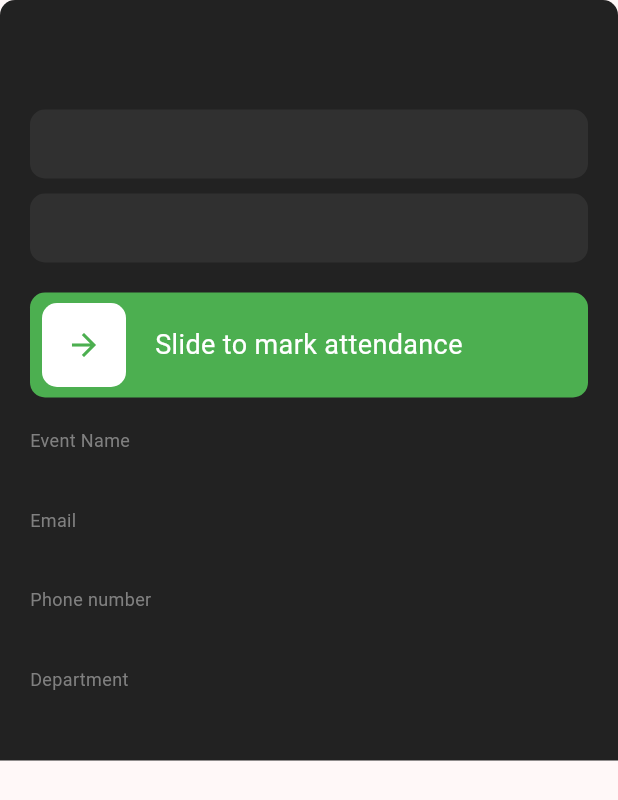
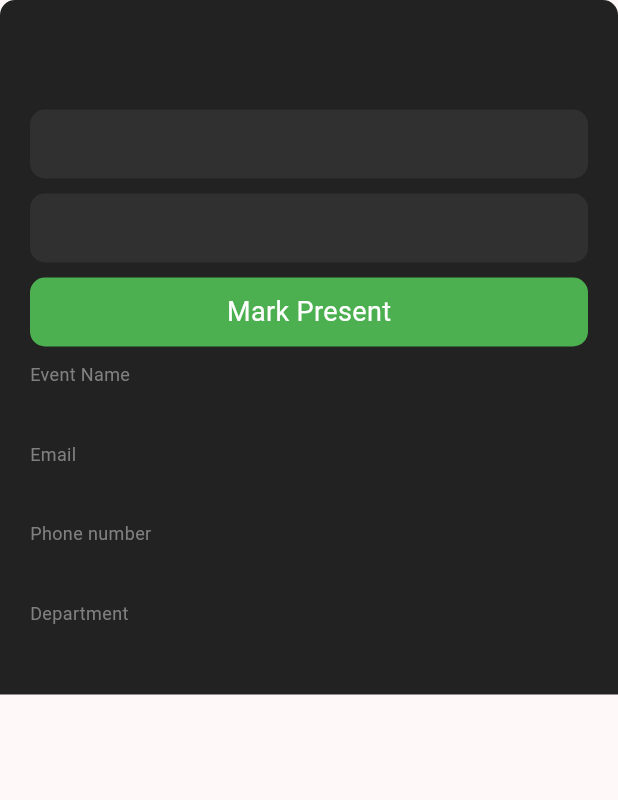
Before and after one commit to csitkmce/csi-attendance-app, a Flutter app: the InfoBottomSheet widget shown alone on an empty page, opened directly with empty values, on a phone screen of 412 x 824 dp. Shown: the top 800 px of the screen. Run offline on Flutter 3.47's test engine with Material 3 defaults, Android fonts, the light colour scheme and no system bars; drawn by our look-alikes of slide_to_act; our stand-ins replace dio, get, retrofit; missing offline and left inert: qr_code_scanner_plus; generated files the repository leaves out were written again.

Commit message:
ui change

```diff
--- a/lib/widgets/info_bs.dart
+++ b/lib/widgets/info_bs.dart
@@ -3,14 +3,52 @@ import 'package:csi_attendance/controllers/main_controller.dart';
 import 'package:csi_attendance/utils/styles.dart';
 import 'package:flutter/material.dart';
 import 'package:get/get.dart';
-import 'package:get/get_core/src/get_main.dart';
-import 'package:slide_to_act/slide_to_act.dart';
 import 'package:csi_attendance/api/user_response.dart';
 
 class InfoBottomSheet extends StatelessWidget {
   final UserResponse user;
 
   const InfoBottomSheet({super.key, required this.user});
+
+  void onSubmitTap() async {
+    try {
+      // Call the backend to mark attendance
+      final response = await Get.find<MainController>().api.markAttendance(
+        AttendanceRequest(regId: user.id),
+      );
+
+      if (response.success) {
+        Get.back();
+        Get.showSnackbar(
+          GetSnackBar(
+            titleText: Text("Attendance", style: Styles.textStyle),
+            message: "Marked present successfully!",
+            snackPosition: SnackPosition.BOTTOM,
+            backgroundColor: Colors.green.shade600,
+            duration: Duration(seconds: 2),
+          ),
+        );
+      } else {
+        // Handle failure
+        Get.snackbar(
+          "Attendance",
+          "Failed to mark attendance",
+          snackPosition: SnackPosition.BOTTOM,
+          backgroundColor: Colors.red.shade600,
+          colorText: Colors.white,
+        );
+      }
+    } catch (e) {
+      print("Error marking attendance: $e");
+      Get.snackbar(
+        "Attendance",
+        "Error marking attendance",
+        snackPosition: SnackPosition.BOTTOM,
+        backgroundColor: Colors.red.shade600,
+        colorText: Colors.white,
+      );
+    }
+  }
 
   @override
   Widget build(BuildContext context) {
@@ -67,61 +105,20 @@ class InfoBottomSheet extends StatelessWidget {
             Builder(
               builder: (context) {
                 if (!user.present) {
-                  return Padding(
-                    padding: EdgeInsets.symmetric(vertical: 10),
-                    child: SlideAction(
-                      text: 'Slide to mark attendance',
-                      outerColor: Colors.green,
-                      animationDuration: const Duration(milliseconds: 100),
-                      elevation: 0,
-                      borderRadius: 10,
-                      textStyle: Styles.textStyle,
-                      submittedIcon: Icon(Icons.person),
-                      onSubmit: () async {
-                        try {
-                          // Call the backend to mark attendance
-                          final response = await Get.find<MainController>().api
-                              .markAttendance(
-                                AttendanceRequest(regId: user.id),
-                              );
-
-                          if (response.success) {
-                            Get.snackbar(
-                              "Attendance",
-                              "Marked present successfully!",
-                              snackPosition: SnackPosition.BOTTOM,
-                              backgroundColor: Colors.green.shade600,
-                              colorText: Colors.white,
-                            );
-
-                            Future.delayed(
-                              const Duration(milliseconds: 1000),
-                              () {
-                                Get.back();
-                                Get.back();
-                              },
-                            );
-                          } else {
-                            // Handle failure
-                            Get.snackbar(
-                              "Attendance",
-                              "Failed to mark attendance",
-                              snackPosition: SnackPosition.BOTTOM,
-                              backgroundColor: Colors.red.shade600,
-                              colorText: Colors.white,
-                            );
-                          }
-                        } catch (e) {
-                          print("Error marking attendance: $e");
-                          Get.snackbar(
-                            "Attendance",
-                            "Error marking attendance",
-                            snackPosition: SnackPosition.BOTTOM,
-                            backgroundColor: Colors.red.shade600,
-                            colorText: Colors.white,
-                          );
-                        }
-                      },
+                  return GestureDetector(
+                    onTap: () {
+                      onSubmitTap();
+                    },
+                    child: Container(
+                      width: double.infinity,
+                      padding: EdgeInsets.all(10),
+                      decoration: BoxDecoration(
+                        color: Colors.green,
+                        borderRadius: BorderRadius.circular(10),
+                      ),
+                      child: Center(
+                        child: Text('Mark Present', style: Styles.textStyle),
+                      ),
                     ),
                   );
                 } else {
```
